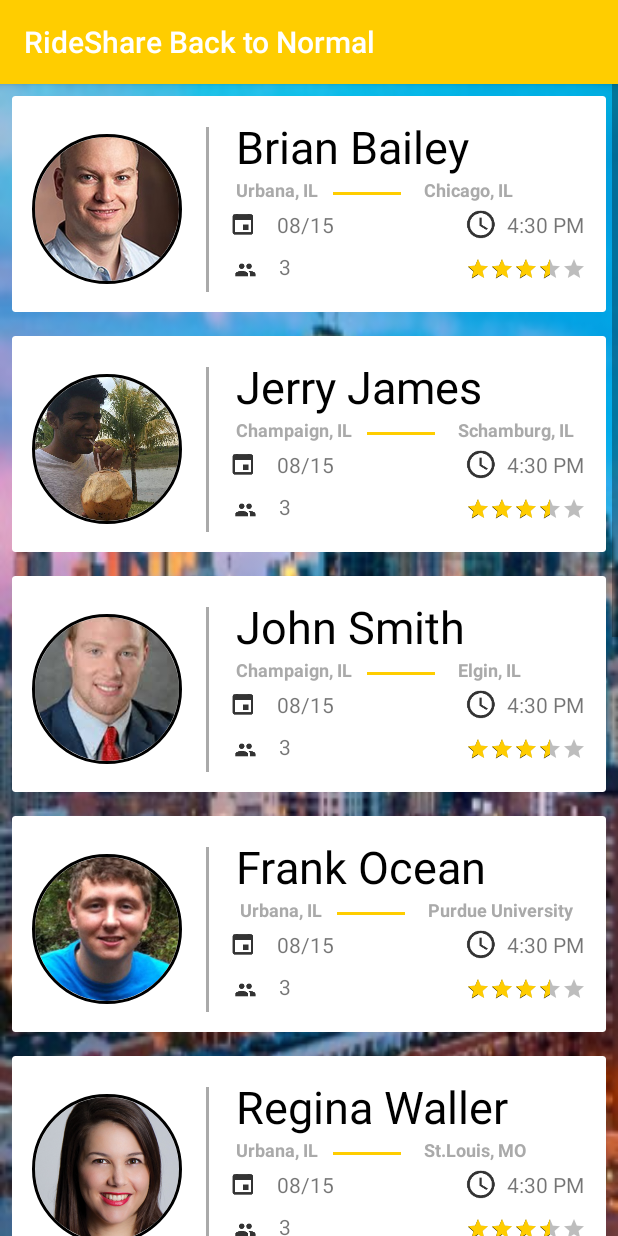
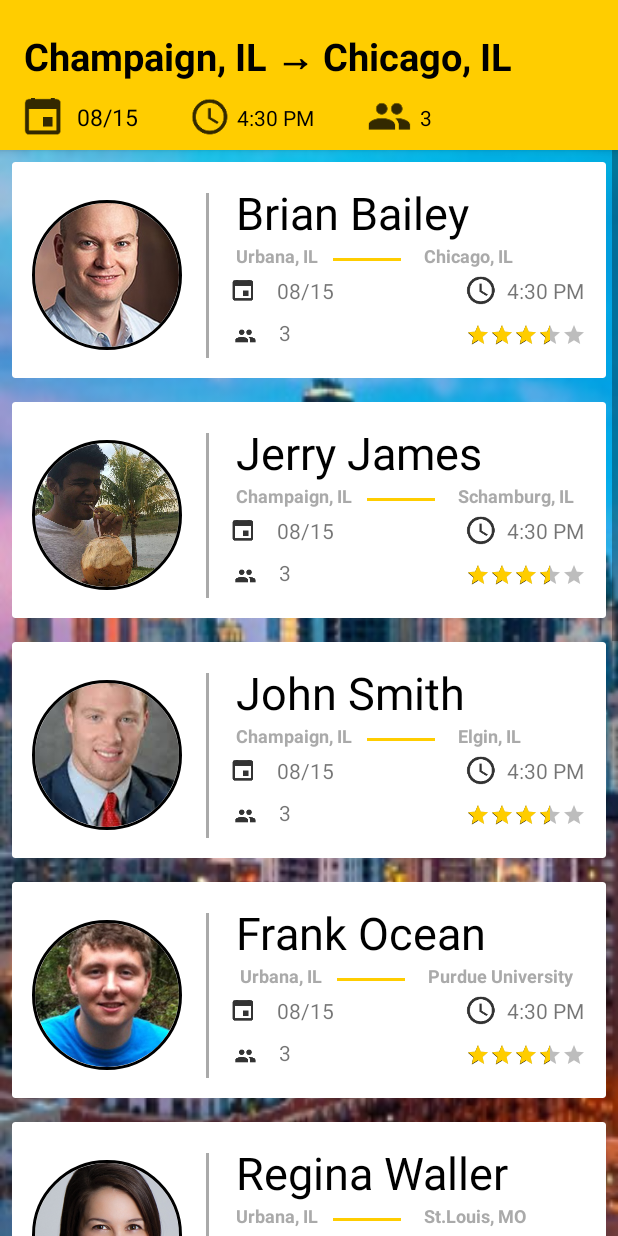
Before and after one commit to sudo-rm-rf-523/RideShare-AndroidApp, an Android app: the NewsFeed screen opened directly, with no data from a screen before it, on a phone screen of 412 x 824 dp. Run offline under Robolectric (Android 15) with nearby library versions, the phone set to English and light mode, and no system bars; our stand-ins replace CircleImageView; libraries missing offline, so code that uses them is left out: junit.framework.

Commit message:
Fixed Toolbar for the Newsfeed

```diff
--- a/RideShare/app/src/main/AndroidManifest.xml
+++ b/RideShare/app/src/main/AndroidManifest.xml
@@ -30,7 +30,9 @@
             <!-- <category android:name="android.intent.category.LAUNCHER" /> -->
             <!-- </intent-filter> -->
         </activity>
-        <activity android:name=".NewsFeed">
+        <activity android:name=".NewsFeed"
+            android:theme="@style/NewsFeedBar"
+            >
 
             <!-- android:parentActivityName=".searchActivity" -->
             <!-- &lt;!&ndash; Parent activity meta-data to support 4.0 and lower &ndash;&gt; -->
--- a/RideShare/app/src/main/java/sudo_rm_rf/rideshare/NewsFeed.java
+++ b/RideShare/app/src/main/java/sudo_rm_rf/rideshare/NewsFeed.java
@@ -32,6 +32,9 @@ public class NewsFeed extends AppCompatActivity {
     protected void onCreate(Bundle savedInstanceState) {
         super.onCreate(savedInstanceState);
         setContentView(R.layout.activity_news_feed);
+
+        getSupportActionBar().setDisplayOptions(android.app.ActionBar.DISPLAY_SHOW_CUSTOM);
+        getSupportActionBar().setCustomView(R.layout.news_feed_action_bar);
 
 
         recyclerView = (RecyclerView) findViewById(R.id.my_recycler_view);
--- /dev/null
+++ b/RideShare/app/src/main/res/layout/news_feed_action_bar.xml
@@ -0,0 +1,79 @@
+<?xml version="1.0" encoding="utf-8"?>
+<LinearLayout xmlns:android="http://schemas.android.com/apk/res/android"
+    android:orientation="vertical" android:layout_width="match_parent"
+    android:layout_height="100dp">
+
+    <TextView
+        android:layout_width="wrap_content"
+        android:layout_height="wrap_content"
+        android:text="Champaign, IL → Chicago, IL"
+        android:layout_marginTop="20dp"
+        android:textColor="@android:color/black"
+        android:textSize="25sp"
+        android:textStyle="bold"
+        />
+    <LinearLayout
+        android:layout_width="match_parent"
+        android:layout_height="wrap_content"
+        android:orientation="horizontal">
+
+        <ImageView
+            android:layout_width="25dp"
+            android:layout_height="25dp"
+            android:id="@+id/calendar"
+            android:src="@drawable/ic_calendar_final"
+            android:layout_marginTop="10dp"
+            />
+
+        <TextView
+            android:layout_width="wrap_content"
+            android:layout_height="wrap_content"
+            android:id="@+id/date"
+            android:text="08/15"
+            android:layout_marginLeft="10dp"
+            android:layout_marginTop="12dip"
+            android:textSize="15sp"
+            android:textColor="@android:color/black"
+            />
+
+        <ImageView
+            android:layout_width="25dp"
+            android:layout_height="25dp"
+            android:id="@+id/clock"
+            android:src="@drawable/ic_clock"
+            android:layout_marginTop="10dp"
+            android:layout_marginLeft="35dp"
+            />
+
+        <TextView
+            android:layout_width="wrap_content"
+            android:layout_height="wrap_content"
+            android:id="@+id/time"
+            android:text="4:30 PM"
+            android:layout_marginLeft="5dp"
+            android:textColor="@android:color/black"
+            android:layout_marginTop="12dip"
+            />
+
+        <ImageView
+            android:layout_width="30dp"
+            android:layout_height="30dp"
+            android:layout_marginTop="7dp"
+            android:layout_marginLeft="35dp"
+            android:id="@+id/group"
+            android:src="@drawable/ic_group_name"
+            />
+
+        <TextView
+            android:layout_width="wrap_content"
+            android:layout_height="wrap_content"
+            android:id="@+id/people_count"
+            android:text="3"
+            android:textColor="@android:color/black"
+            android:layout_marginLeft="5dip"
+            android:layout_marginTop="12dip"
+            />
+
+    </LinearLayout>
+
+</LinearLayout>
--- a/RideShare/app/src/main/res/values/styles.xml
+++ b/RideShare/app/src/main/res/values/styles.xml
@@ -48,4 +48,14 @@
 
     </style>
 
+    <style name="NewsFeedBar" parent="Theme.AppCompat.Light.DarkActionBar">
+        <!-- Customize your theme here. -->
+        <item name="android:actionBarSize">100dp</item>
+        <item name="actionBarSize">100dp</item>
+        <item name="colorPrimary">@color/colorPrimary</item>
+        <item name="colorPrimaryDark">@color/colorPrimaryDark</item>
+        <item name="colorAccent">@color/colorAccent</item>
+    </style>
+
+
 </resources>
```
